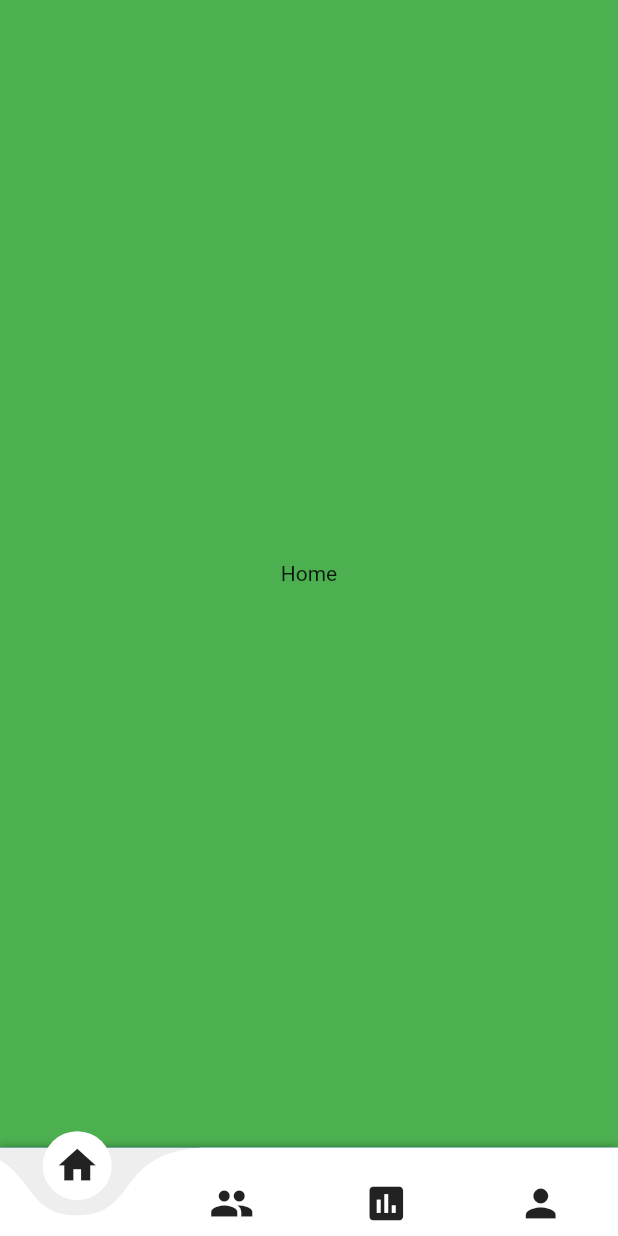
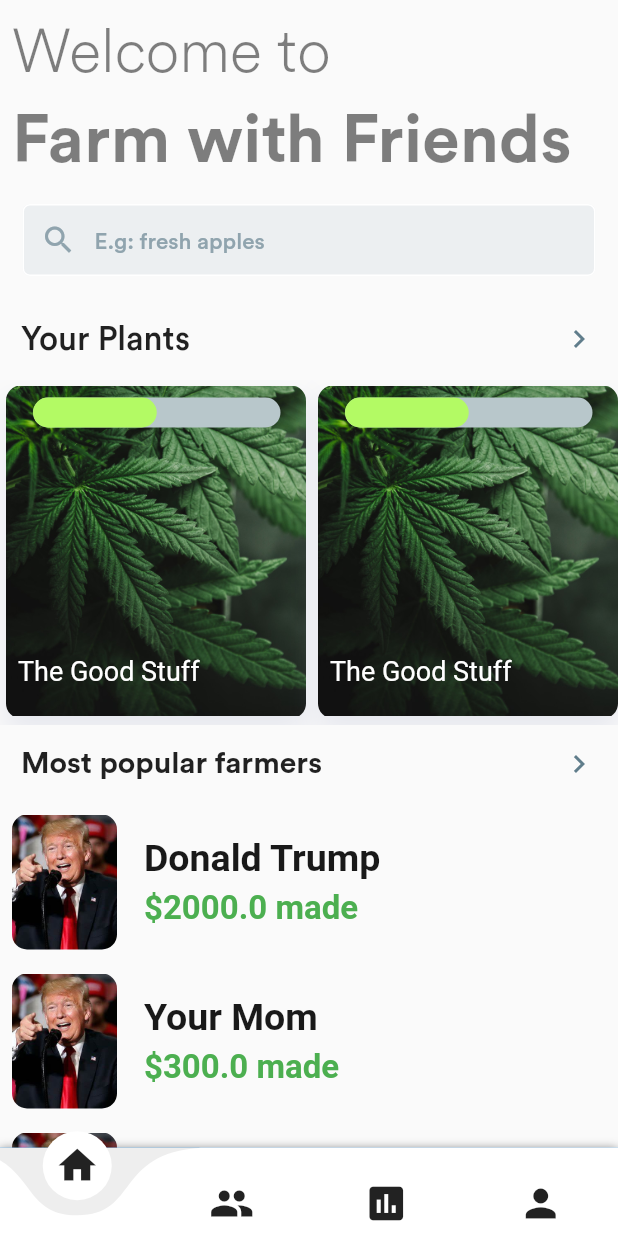
Before and after one commit to PrasannS/farming_app, a Flutter app: the MainPage screen opened directly, on a phone screen of 412 x 824 dp. Run offline on Flutter 3.47's test engine with Material 2 defaults, Android fonts, the phone set to English and light mode, and no system bars; drawn by our look-alikes of curved_navigation_bar, percent_indicator; our stand-ins replace cloud_firestore, firebase_auth, firebase_storage, image_picker; accounts and stored records are empty.

Commit message:
homepage ui

```diff
--- a/lib/main.dart
+++ b/lib/main.dart
@@ -11,7 +11,9 @@ class MyApp extends StatelessWidget {
   Widget build(BuildContext context) {
     return MaterialApp(
       title: 'Flutter Demo',
+      debugShowCheckedModeBanner: false,
       theme: ThemeData(
+        fontFamily: 'Circular',
         // This is the theme of your application.
         //
         // Try running your application with "flutter run". You'll see the
--- a/lib/screens/home_screen.dart
+++ b/lib/screens/home_screen.dart
@@ -1,3 +1,8 @@
+import 'package:farming_app/widgets/famousCard.dart';
+import 'package:farming_app/widgets/famousUsers.dart';
+import 'package:farming_app/widgets/searchBar.dart';
+import 'package:farming_app/widgets/welcomeBar.dart';
+import 'package:farming_app/widgets/yourPlants.dart';
 import 'package:flutter/material.dart';
 
 class HomeScreen extends StatefulWidget {
@@ -8,6 +13,93 @@ class HomeScreen extends StatefulWidget {
 class _HomeScreenState extends State<HomeScreen> {
   @override
   Widget build(BuildContext context) {
-    return Container(child: Center(child: Text('Home')),);
+    return Scaffold(
+      body: SafeArea(
+        child: ListView(
+          children: [
+            WelcomeBar(),
+            Padding(
+              padding: const EdgeInsets.symmetric(horizontal: 8),
+              child: Text('Farm with Friends',
+              style: TextStyle(
+                fontSize: 45, color: Colors.black.withOpacity(0.5),
+                fontWeight: FontWeight.bold,
+              ),),
+            ),
+            SearchBar(),
+            Row(
+              mainAxisAlignment: MainAxisAlignment.spaceBetween,
+              children: [
+                Padding(
+                  padding: const EdgeInsets.all(14.0),
+                  child: Container(
+                    child: Text('Your Plants',
+                    style: TextStyle(
+                      fontSize: 22,
+                      fontWeight: FontWeight.w400
+                    ),),
+                  ),
+                ),
+                Padding(
+                  padding: const EdgeInsets.all(14.0),
+                  child: Container(
+                    child: Icon(Icons.navigate_next,
+                    color: Colors.blueGrey,),
+                  ),
+                )
+              ],
+            ),
+            YourPlants(),
+
+            Row(
+              mainAxisAlignment: MainAxisAlignment.spaceBetween,
+              children: [
+                Padding(
+                  padding: const EdgeInsets.all(14.0),
+                  child: Container(
+                    alignment: Alignment.centerLeft,
+                    child: Text(
+                      'Most popular farmers',
+                      style: TextStyle(
+                        fontSize: 20,
+                        fontWeight: FontWeight.bold,
+                      ),
+                    ),
+                  ),
+                ),
+                Padding(
+                  padding: const EdgeInsets.all(14.0),
+                  child: Container(
+                    child: Icon(Icons.navigate_next,
+                      color: Colors.blueGrey,),
+                  ),
+                ),
+              ],
+            ),
+            FamousCard(
+              name: 'Donald Trump',
+              price: 2000.00,
+              picture: '',
+              onSale: true,
+            ),
+            FamousCard(
+              name: 'Your Mom',
+              price: 300.00,
+              picture: '',
+            ),
+            FamousCard(
+              name: 'My Dad',
+              price: 100.00,
+              picture: '',
+            ),
+            FamousCard(
+              name: 'Me',
+              price: 1.00,
+              picture: '',
+            ),
+          ],
+        ),
+      ),
+    );
   }
 }
--- a/lib/screens/main_screen.dart
+++ b/lib/screens/main_screen.dart
@@ -25,7 +25,7 @@ class _MainPageState extends State<MainPage> {
   @override
   Widget build(BuildContext context) {
     return Scaffold(
-      backgroundColor: Colors.green,
+      backgroundColor: Colors.white.withOpacity(0.9),
       body: _pageOptions[_selectedTab],
       bottomNavigationBar: Container(
         decoration: BoxDecoration(
--- /dev/null
+++ b/lib/widgets/famousCard.dart
@@ -0,0 +1,59 @@
+import 'package:flutter/material.dart';
+
+class FamousCard extends StatelessWidget {
+  final String name;
+  final String picture;
+  final double price;
+  final bool onSale;
+
+  const FamousCard({Key key, this.name, this.picture, this.price, this.onSale})
+      : super(key: key);
+
+  @override
+  Widget build(BuildContext context) {
+    return Container(
+      child: Row(
+        children: [
+          Padding(
+            padding: const EdgeInsets.all(8),
+            child: ClipRRect(
+              borderRadius: BorderRadius.circular(10),
+              child: Image.asset(
+                "assets/images/donald.jpg",
+                height: 90,
+                width: 70,
+                fit: BoxFit.cover,
+              ),
+            ),
+          ),
+          SizedBox(
+            width: 10,
+          ),
+          RichText(
+            text: TextSpan(children: [
+              TextSpan(text: '$name \n', style: TextStyle(fontSize: 25,
+              color: Colors.black.withOpacity(0.9),
+              fontWeight: FontWeight.bold),),
+              TextSpan(text: '\n', style: TextStyle(
+                fontSize: 5
+              )),
+              TextSpan(
+                text: '\$${price.toString()} made\t',
+                style: TextStyle(fontSize: 22, fontWeight: FontWeight.bold,
+                color: Colors.green),
+              ),
+              TextSpan(
+                text: ' ',
+                style: TextStyle(
+                    fontSize: 18,
+                    fontWeight: FontWeight.w400,
+                    color: Colors.red),
+              ),
+            ], style: TextStyle(
+                color: Colors.black)),
+          ),
+        ],
+      ),
+    );
+  }
+}
--- /dev/null
+++ b/lib/widgets/plantCard.dart
@@ -0,0 +1,94 @@
+import 'package:farming_app/screens/plant_details.dart';
+import 'package:flutter/material.dart';
+import 'package:percent_indicator/linear_percent_indicator.dart';
+
+class PlantCard extends StatelessWidget {
+
+  final String name;
+  final double price;
+  final String picture;
+  final double progress;
+
+  const PlantCard({Key key, this.name, this.price, this.picture, this.progress}) : super(key: key);
+
+  @override
+  Widget build(BuildContext context) {
+    return Padding(
+      padding: EdgeInsets.all(4),
+      child: InkWell(
+        onTap: () {
+          Navigator.push(context, MaterialPageRoute(builder: (_)=> PlantDetails()));
+        },
+        child: Container(
+          decoration: BoxDecoration(
+            boxShadow: [
+              BoxShadow(
+                color: Color.fromARGB(62, 168, 174, 201),
+                offset: Offset(0,9),
+                blurRadius: 14,
+              ),
+            ],
+          ),
+          child: ClipRRect(
+            borderRadius: BorderRadius.circular(10),
+            child: Stack(
+              children: [
+                Image.asset("assets/images/weed.jpg",
+                height: 220,
+                width: 200,
+                fit: BoxFit.cover,),
+                Align(
+                  alignment: Alignment.bottomCenter,
+                  child: Container(
+                    height: 100,
+                    width: 200,
+                    child: Padding(
+                      padding: const EdgeInsets.only(top: 8),
+                      child: Container(),
+                    ),
+                  ),
+                ),
+                Align(
+                  alignment: Alignment.topLeft,
+                  child: Padding(
+                    padding: const EdgeInsets.only(left: 8, top: 8),
+                    child: LinearPercentIndicator(
+                      width: 185,
+                      animation: true,
+                      lineHeight: 20,
+                      animationDuration: 2000,
+                      percent: progress,
+                      linearStrokeCap: LinearStrokeCap.roundAll,
+                      progressColor: Colors.lightGreenAccent.withOpacity(0.9),
+                    ),
+                  ),
+                ),
+                Align(
+                  alignment: Alignment.bottomLeft,
+                  child: Padding(
+                    padding: const EdgeInsets.only(left: 8.0),
+                    child: RichText(text: TextSpan(
+                      children: [
+                        TextSpan(
+                          text: '$name \n',
+                          style: TextStyle(
+                            fontSize: 18
+                          ),
+                        ), /*
+                        TextSpan(text: '\$${price.toString()} made\n',
+                        style: TextStyle(
+                          fontSize: 22,
+                          fontWeight: FontWeight.bold
+                        )) */
+                        ]
+                    ),),
+                  ),
+                )
+              ],
+            ),
+          ),
+        ),
+      ),
+    );
+  }
+}
--- /dev/null
+++ b/lib/widgets/searchBar.dart
@@ -0,0 +1,48 @@
+import 'package:flutter/material.dart';
+
+class SearchBar extends StatefulWidget {
+  @override
+  _SearchBarState createState() => _SearchBarState();
+}
+
+class _SearchBarState extends State<SearchBar> {
+  @override
+  Widget build(BuildContext context) {
+    return Padding(
+      padding: EdgeInsets.all(15),
+      child: Container(
+        decoration: BoxDecoration(
+          color: Colors.blueGrey[50],
+          borderRadius: BorderRadius.all((Radius.circular(5.0)))
+        ),
+        child: TextField(
+          style: TextStyle(
+            fontSize: 18,
+            color: Colors.blueGrey[300],
+          ),
+          decoration: InputDecoration(
+            contentPadding: EdgeInsets.all(10.0),
+            border: OutlineInputBorder(
+              borderRadius: BorderRadius.circular(5.0),
+              borderSide: BorderSide(color: Colors.white,),
+            ),
+            enabledBorder: OutlineInputBorder(
+              borderSide: BorderSide(color: Colors.white,),
+              borderRadius: BorderRadius.circular(5.0),
+            ),
+            hintText: "E.g: fresh apples",
+            prefixIcon: Icon(
+              Icons.search,
+              color: Colors.blueGrey[300],
+            ),
+            hintStyle: TextStyle(
+              fontSize: 15.0,
+              color: Colors.blueGrey[300],
+            ),
+          ),
+          maxLines: 1,
+        ),
+      ),
+    );
+  }
+}
--- /dev/null
+++ b/lib/widgets/welcomeBar.dart
@@ -0,0 +1,46 @@
+import 'package:flutter/material.dart';
+
+class WelcomeBar extends StatelessWidget {
+  @override
+  Widget build(BuildContext context) {
+    return Stack(
+      children: <Widget> [
+        /* Positioned(
+          top: 15,
+          right: 20,
+          child: Align(
+            alignment: Alignment.topRight,
+            child: Icon(Icons.menu,
+              size: 30,),
+          ),
+        ),
+         Positioned(
+          top: 15,
+          right: 48,
+          child: Align(
+            alignment: Alignment.topRight,
+            child: Icon(Icons.person,
+            size: 40,),
+          ),
+        ),
+        Positioned(
+          top: 15,
+          right: 96,
+          child: Align(
+            alignment: Alignment.topRight,
+            child: Icon(Icons.monetization_on,
+            size: 40,),
+          ),
+        ), */
+        Padding(
+          padding: const EdgeInsets.all(8),
+          child: Text('Welcome to',
+            style: TextStyle(
+              fontSize: 40, color: Colors.black.withOpacity(0.5),
+              fontWeight: FontWeight.w100,
+            ),),
+        )
+      ],
+    );
+  }
+}
--- /dev/null
+++ b/lib/widgets/yourPlants.dart
@@ -0,0 +1,28 @@
+import 'package:farming_app/widgets/plantCard.dart';
+import 'package:flutter/material.dart';
+
+class YourPlants extends StatefulWidget {
+  @override
+  _YourPlantsState createState() => _YourPlantsState();
+}
+
+class _YourPlantsState extends State<YourPlants> {
+  @override
+  Widget build(BuildContext context) {
+    return Container(
+      height: 230,
+      child: ListView.builder(
+        scrollDirection: Axis.horizontal,
+        itemCount: 5,
+        itemBuilder: (_, index) {
+          return PlantCard(
+            name: 'The Good Stuff',
+            price: 500.00,
+            picture: '',
+            progress: 0.5,
+          );
+        },
+      ),
+    );
+  }
+}
```
Also changed, not shown: lib/screens/plant_details.dart (added, +140 -0 lines), lib/widgets/famousUsers.dart (added, +27 -0 lines), pubspec.yaml (+12 -2 lines), assets/fonts/CircularAir-Light.ttf (added), assets/fonts/CircularStd-Bold.ttf (added), assets/fonts/CircularStd-Medium.ttf (added), assets/images/donald.jpg (added), assets/images/weed.jpg (added), pubspec.lock.
